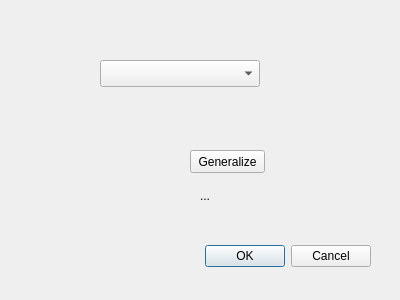
The window that daishuPolygonGeneralization_dialog_base.ui (daishu0000/daishupolygongeneralization) describes before a commit, drawn with Qt 5.
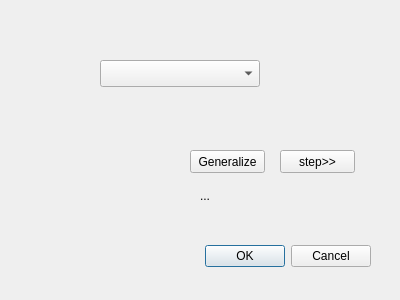
The same window after the commit. Custom widgets are drawn as their Qt base class.

Commit message: feat:记录delaunay三角网三个点对应多边形，筛选时保留在多边形内部的delaunay三角形

Patch:
```diff
--- a/daishuPolygonGeneralization_dialog_base.ui
+++ b/daishuPolygonGeneralization_dialog_base.ui
@@ -65,6 +65,19 @@
     <string>...</string>
    </property>
   </widget>
+  <widget class="QPushButton" name="pbStep">
+   <property name="geometry">
+    <rect>
+     <x>280</x>
+     <y>150</y>
+     <width>75</width>
+     <height>23</height>
+    </rect>
+   </property>
+   <property name="text">
+    <string>step&gt;&gt;</string>
+   </property>
+  </widget>
  </widget>
  <customwidgets>
   <customwidget>
```
The commit also changes 1 other file.
